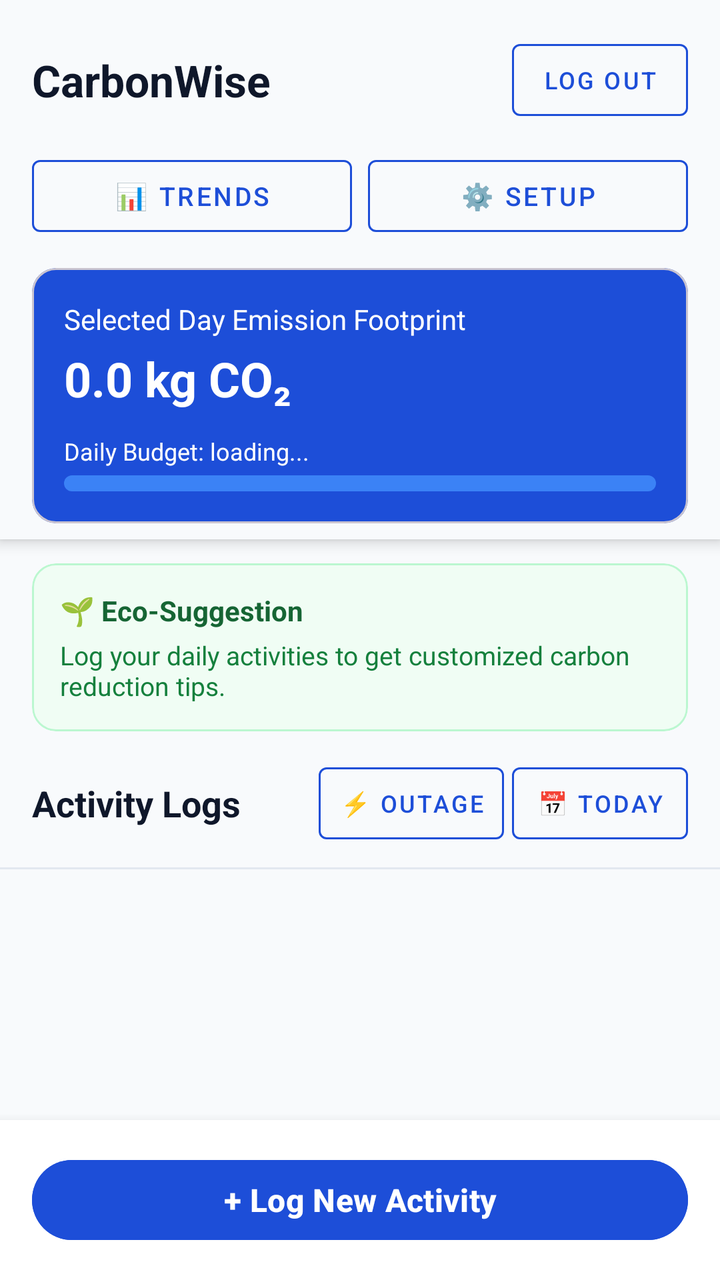
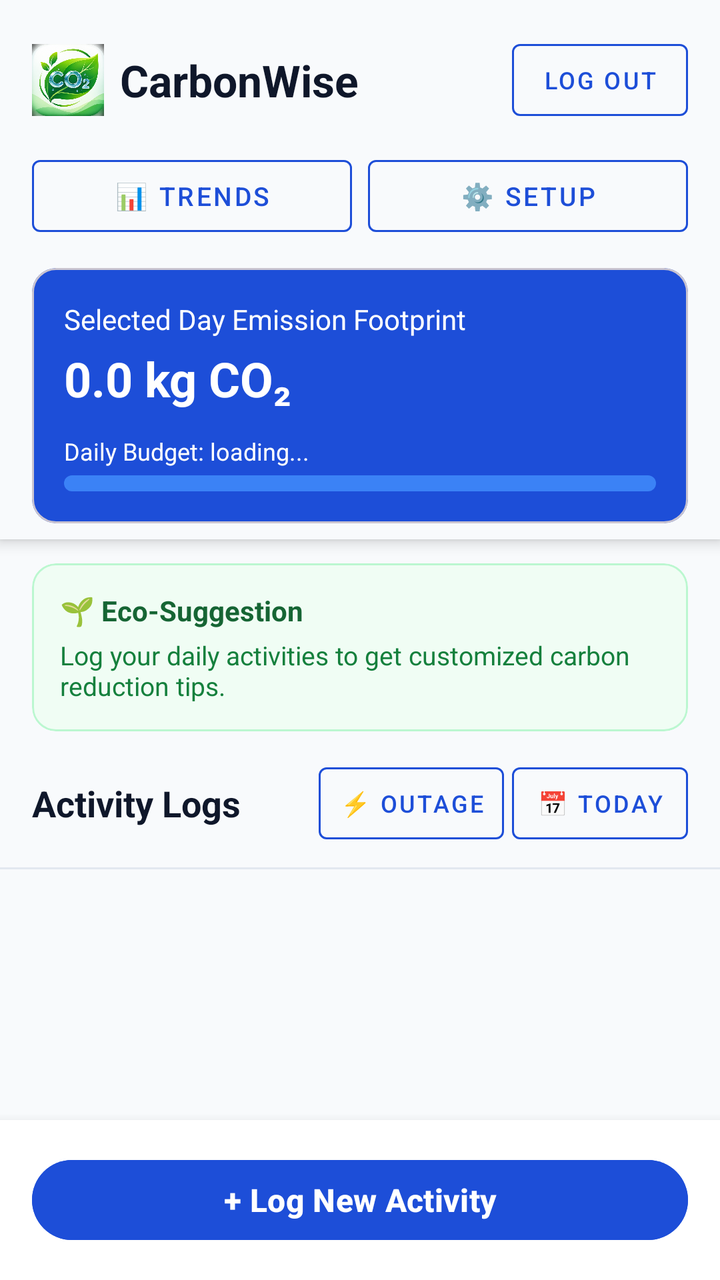

Screens rendered from an Android XML layout before and after an edit, with the pre-edit source and the edit as a unified diff.
<!-- AndroidManifest.xml: application theme Theme.CarbonWise -->
<!-- res/layout/activity_dashboard.xml -->
<?xml version="1.0" encoding="utf-8"?>
<RelativeLayout
    xmlns:android="http://schemas.android.com/apk/res/android"
    xmlns:app="http://schemas.android.com/apk/res-auto"
    xmlns:tools="http://schemas.android.com/tools"
    android:layout_width="match_parent"
    android:layout_height="match_parent"
    android:background="@color/bg_light">

    
    <LinearLayout
        android:id="@+id/layoutFixedTop"
        android:layout_width="match_parent"
        android:layout_height="wrap_content"
        android:layout_alignParentTop="true"
        android:background="@color/bg_light"
        android:elevation="4dp"
        android:orientation="vertical"
        android:paddingHorizontal="16dp"
        android:paddingTop="16dp"
        android:paddingBottom="8dp">

        
        <RelativeLayout
            android:layout_width="match_parent"
            android:layout_height="wrap_content">

            <TextView
                android:id="@+id/tvDashboardTitle"
                android:layout_width="wrap_content"
                android:layout_height="wrap_content"
                android:layout_centerVertical="true"
                android:singleLine="true"
                android:text="CarbonWise"
                android:textColor="#0F172A"
                android:textSize="22sp"
                android:textStyle="bold"
                tools:ignore="HardcodedText" />

            <com.google.android.material.button.MaterialButton
                android:id="@+id/btnLogout"
                style="@style/Widget.MaterialComponents.Button.OutlinedButton"
                android:layout_width="wrap_content"
                android:layout_height="wrap_content"
                android:layout_alignParentEnd="true"
                android:minHeight="48dp"
                android:paddingHorizontal="12dp"
                android:text="Log Out"
                android:textColor="#1D4ED8"
                android:textSize="12sp"
                app:strokeColor="#1D4ED8"
                tools:ignore="HardcodedText" />
        </RelativeLayout>

        
        <LinearLayout
            android:layout_width="match_parent"
            android:layout_height="wrap_content"
            android:layout_marginTop="10dp"
            android:orientation="horizontal">

            <Button
                android:id="@+id/btnAnalytics"
                style="@style/Widget.MaterialComponents.Button.OutlinedButton"
                android:layout_width="0dp"
                android:layout_height="wrap_content"
                android:layout_weight="1"
                android:layout_marginEnd="4dp"
                android:minHeight="48dp"
                android:text="📊 Trends"
                android:textColor="#1D4ED8"
                android:textSize="13sp"
                app:strokeColor="#1D4ED8"
                tools:ignore="HardcodedText" />

            <Button
                android:id="@+id/btnSettings"
                style="@style/Widget.MaterialComponents.Button.OutlinedButton"
                android:layout_width="0dp"
                android:layout_height="wrap_content"
                android:layout_weight="1"
                android:layout_marginStart="4dp"
                android:minHeight="48dp"
                android:text="⚙️ Setup"
                android:textColor="#1D4ED8"
                android:textSize="13sp"
                app:strokeColor="#1D4ED8"
                tools:ignore="HardcodedText" />
        </LinearLayout>

        
        <com.google.android.material.card.MaterialCardView
            android:id="@+id/cardSummary"
            android:layout_width="match_parent"
            android:layout_height="wrap_content"
            android:layout_marginTop="12dp"
            app:cardBackgroundColor="#1D4ED8"
            app:cardCornerRadius="12dp"
            app:cardElevation="0dp">

            <LinearLayout
                android:layout_width="match_parent"
                android:layout_height="wrap_content"
                android:orientation="vertical"
                android:padding="16dp">

                <TextView
                    android:id="@+id/tvSummaryTitle"
                    android:layout_width="wrap_content"
                    android:layout_height="wrap_content"
                    android:text="Selected Day Emission Footprint"
                    android:textColor="#FFFFFF"
                    android:textSize="14sp"
                    tools:ignore="HardcodedText" />

                <TextView
                    android:id="@+id/tvTotalCo2"
                    android:layout_width="wrap_content"
                    android:layout_height="wrap_content"
                    android:layout_marginTop="4dp"
                    android:text="0.0 kg CO₂"
                    android:textColor="#FFFFFF"
                    android:textSize="24sp"
                    android:textStyle="bold"
                    tools:ignore="HardcodedText" />

                <TextView
                    android:id="@+id/tvBudgetStatus"
                    android:layout_width="wrap_content"
                    android:layout_height="wrap_content"
                    android:layout_marginTop="12dp"
                    android:text="Daily Budget: loading..."
                    android:textColor="#FFFFFF"
                    android:textSize="12sp"
                    tools:ignore="HardcodedText" />

                <ProgressBar
                    android:id="@+id/pbDailyBudget"
                    style="@style/Widget.AppCompat.ProgressBar.Horizontal"
                    android:layout_width="match_parent"
                    android:layout_height="8dp"
                    android:layout_marginTop="4dp"
                    android:max="100"
                    android:progress="0"
                    android:progressDrawable="@drawable/progress_bar_custom" />
            </LinearLayout>
        </com.google.android.material.card.MaterialCardView>

    </LinearLayout>

    
    <androidx.coordinatorlayout.widget.CoordinatorLayout
        android:layout_width="match_parent"
        android:layout_height="match_parent"
        android:layout_above="@+id/layoutBottomBar"
        android:layout_below="@+id/layoutFixedTop">

        <com.google.android.material.appbar.AppBarLayout
            android:id="@+id/appBarMiddle"
            android:layout_width="match_parent"
            android:layout_height="wrap_content"
            android:background="@color/bg_light"
            android:stateListAnimator="@null"
            app:elevation="0dp">

            
            <LinearLayout
                android:layout_width="match_parent"
                android:layout_height="wrap_content"
                android:orientation="vertical"
                android:paddingHorizontal="16dp"
                android:paddingTop="12dp"
                app:layout_scrollFlags="scroll">

                
                <com.google.android.material.card.MaterialCardView
                    android:id="@+id/cardSuggestion"
                    android:layout_width="match_parent"
                    android:layout_height="wrap_content"
                    app:cardBackgroundColor="#F0FDF4"
                    app:cardCornerRadius="12dp"
                    app:cardElevation="0dp"
                    app:strokeColor="#BBF7D0"
                    app:strokeWidth="1dp">

                    <LinearLayout
                        android:layout_width="match_parent"
                        android:layout_height="wrap_content"
                        android:orientation="vertical"
                        android:padding="14dp">

                        <TextView
                            android:layout_width="wrap_content"
                            android:layout_height="wrap_content"
                            android:text="🌱 Eco-Suggestion"
                            android:textColor="#166534"
                            android:textSize="14sp"
                            android:textStyle="bold"
                            tools:ignore="HardcodedText" />

                        <TextView
                            android:id="@+id/tvEcoSuggestion"
                            android:layout_width="wrap_content"
                            android:layout_height="wrap_content"
                            android:layout_marginTop="4dp"
                            android:text="Log your daily activities to get customized carbon reduction tips."
                            android:textColor="#15803D"
                            android:textSize="13sp"
                            tools:ignore="HardcodedText" />
                    </LinearLayout>
                </com.google.android.material.card.MaterialCardView>
            </LinearLayout>

            
            <LinearLayout
                android:id="@+id/layoutDateSelector"
                android:layout_width="match_parent"
                android:layout_height="wrap_content"
                android:background="@color/bg_light"
                android:gravity="center_vertical"
                android:orientation="horizontal"
                android:paddingHorizontal="16dp"
                android:paddingTop="12dp"
                android:paddingBottom="8dp">

                <TextView
                    android:id="@+id/tvRecentLogsHeader"
                    android:layout_width="0dp"
                    android:layout_height="wrap_content"
                    android:layout_weight="1"
                    android:text="Activity Logs"
                    android:textColor="#0F172A"
                    android:textSize="18sp"
                    android:textStyle="bold"
                    tools:ignore="HardcodedText" />

                <Button
                    android:id="@+id/btnReportOutage"
                    style="@style/Widget.MaterialComponents.Button.OutlinedButton"
                    android:layout_width="wrap_content"
                    android:layout_height="wrap_content"
                    android:layout_marginEnd="4dp"
                    android:minHeight="48dp"
                    android:paddingHorizontal="10dp"
                    android:text="⚡ Outage"
                    android:textColor="#1D4ED8"
                    android:textSize="12sp"
                    app:strokeColor="#1D4ED8"
                    tools:ignore="HardcodedText" />

                <Button
                    android:id="@+id/btnSelectDate"
                    style="@style/Widget.MaterialComponents.Button.OutlinedButton"
                    android:layout_width="wrap_content"
                    android:layout_height="wrap_content"
                    android:minHeight="48dp"
                    android:paddingHorizontal="10dp"
                    android:text="📅 Today"
                    android:textColor="#1D4ED8"
                    android:textSize="12sp"
                    app:strokeColor="#1D4ED8"
                    tools:ignore="HardcodedText" />
            </LinearLayout>

            
            <View
                android:layout_width="match_parent"
                android:layout_height="1dp"
                android:background="#E2E8F0" />
        </com.google.android.material.appbar.AppBarLayout>

        
        <androidx.recyclerview.widget.RecyclerView
            android:id="@+id/rvActivityLogs"
            android:layout_width="match_parent"
            android:layout_height="match_parent"
            android:clipToPadding="true"
            android:paddingHorizontal="16dp"
            android:paddingTop="8dp"
            android:paddingBottom="8dp"
            app:layout_behavior="@string/appbar_scrolling_view_behavior" />
    </androidx.coordinatorlayout.widget.CoordinatorLayout>

    
    <LinearLayout
        android:id="@+id/layoutBottomBar"
        android:layout_width="match_parent"
        android:layout_height="wrap_content"
        android:layout_alignParentBottom="true"
        android:background="#FFFFFF"
        android:elevation="8dp"
        android:padding="16dp">

        <Button
            android:id="@+id/btnLogActivity"
            android:layout_width="match_parent"
            android:layout_height="wrap_content"
            android:backgroundTint="#1D4ED8"
            android:minHeight="48dp"
            android:text="+ Log New Activity"
            android:textColor="#FFFFFF"
            android:textSize="16sp"
            android:textStyle="bold"
            tools:ignore="HardcodedText" />
    </LinearLayout>

</RelativeLayout>
<!-- resources referenced by this layout -->
<resources>
  <color name="bg_light">#F8FAFC</color>
  <!-- drawable progress_bar_custom (drawable) -->
  <?xml version="1.0" encoding="utf-8"?>
  <layer-list xmlns:android="http://schemas.android.com/apk/res/android">
      <item android:id="@android:id/background">
          <shape>
              <corners android:radius="4dp" />
              <solid android:color="#3B82F6" />
          </shape>
      </item>
      <item android:id="@android:id/progress">
          <clip>
              <shape>
                  <corners android:radius="4dp" />
                  <solid android:color="#38BDF8" />
              </shape>
          </clip>
      </item>
  </layer-list>
  <style name="Theme.CarbonWise" parent="Base.Theme.CarbonWise" />
  <style name="Base.Theme.CarbonWise" parent="Theme.Material3.DayNight.NoActionBar">
          
          <item name="colorPrimary">@color/primary_blue</item>
          <item name="colorOnPrimary">@color/white</item>
          <item name="colorPrimaryVariant">@color/primary_dark_blue</item>
          <item name="colorSecondary">@color/blue_accent</item>
  
          
          <item name="android:statusBarColor">@color/primary_dark_blue</item>
          <item name="android:windowLightStatusBar">false</item>
      </style>
  <color name="primary_blue">#1976D2</color>
  <color name="white">#FFFFFF</color>
  <color name="primary_dark_blue">#0D47A1</color>
  <color name="blue_accent">#0288D1</color>
</resources>

<!-- the commit's change to res/layout/activity_dashboard.xml (unified diff, before → after) -->
@@ -25,17 +25,37 @@
             android:layout_width="match_parent"
             android:layout_height="wrap_content">
 
-            <TextView
-                android:id="@+id/tvDashboardTitle"
+            <LinearLayout
+                android:id="@+id/layoutDashboardBrand"
                 android:layout_width="wrap_content"
                 android:layout_height="wrap_content"
+                android:layout_alignParentStart="true"
                 android:layout_centerVertical="true"
-                android:singleLine="true"
-                android:text="CarbonWise"
-                android:textColor="#0F172A"
-                android:textSize="22sp"
-                android:textStyle="bold"
-                tools:ignore="HardcodedText" />
+                android:layout_toStartOf="@id/btnLogout"
+                android:layout_marginEnd="8dp"
+                android:gravity="center_vertical"
+                android:orientation="horizontal">
+
+                <ImageView
+                    android:id="@+id/ivDashboardLogo"
+                    android:layout_width="36dp"
+                    android:layout_height="36dp"
+                    android:layout_marginEnd="8dp"
+                    android:contentDescription="@string/carbonwise_logo_description"
+                    android:scaleType="fitCenter"
+                    android:src="@drawable/carbonwise_logo" />
+
+                <TextView
+                    android:id="@+id/tvDashboardTitle"
+                    android:layout_width="wrap_content"
+                    android:layout_height="wrap_content"
+                    android:singleLine="true"
+                    android:text="@string/app_name"
+                    android:textColor="#0F172A"
+                    android:textSize="22sp"
+                    android:textStyle="bold"
+                    tools:ignore="HardcodedText" />
+            </LinearLayout>
 
             <com.google.android.material.button.MaterialButton
                 android:id="@+id/btnLogout"
<!-- resource entries referenced after the edit -->
@@ -1,6 +1,7 @@
 <!-- resources referenced by this layout -->
 <resources>
   <color name="bg_light">#F8FAFC</color>
+  <!-- drawable carbonwise_logo: png bitmap (drawable-nodpi, 305637 bytes) -->
   <!-- drawable progress_bar_custom (drawable) -->
   <?xml version="1.0" encoding="utf-8"?>
   <layer-list xmlns:android="http://schemas.android.com/apk/res/android">
@@ -19,6 +20,8 @@
           </clip>
       </item>
   </layer-list>
+  <string name="app_name">CarbonWise</string>
+  <string name="carbonwise_logo_description">CarbonWise leaf and CO2 logo</string>
   <style name="Theme.CarbonWise" parent="Base.Theme.CarbonWise" />
   <style name="Base.Theme.CarbonWise" parent="Theme.Material3.DayNight.NoActionBar">
           
